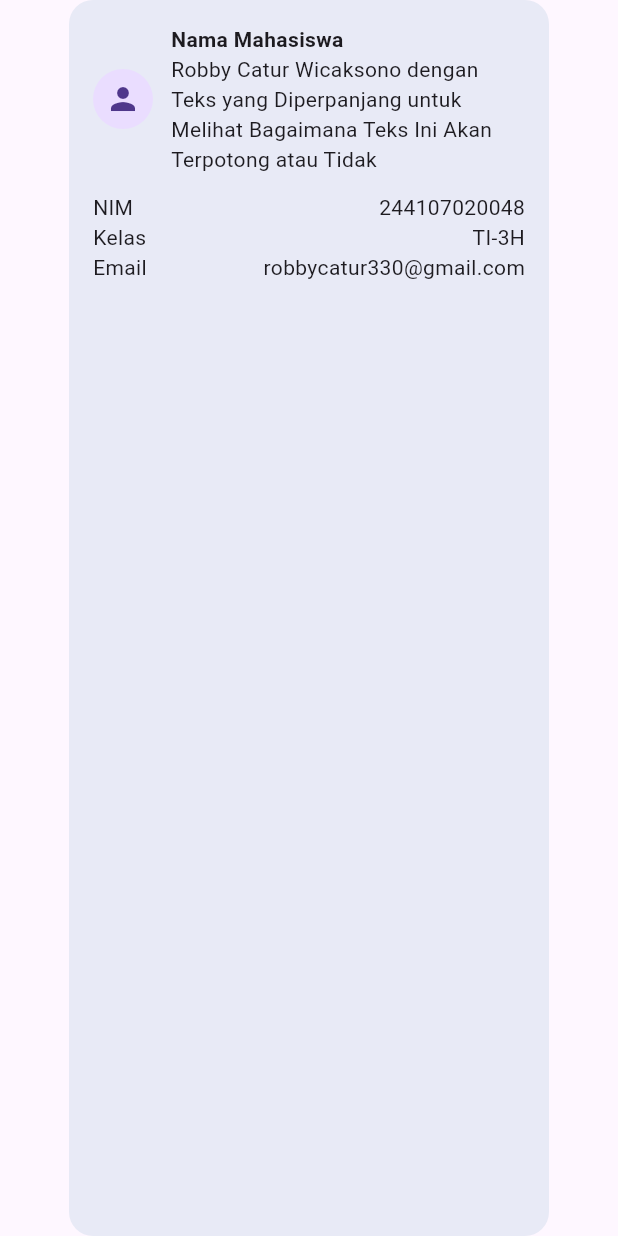
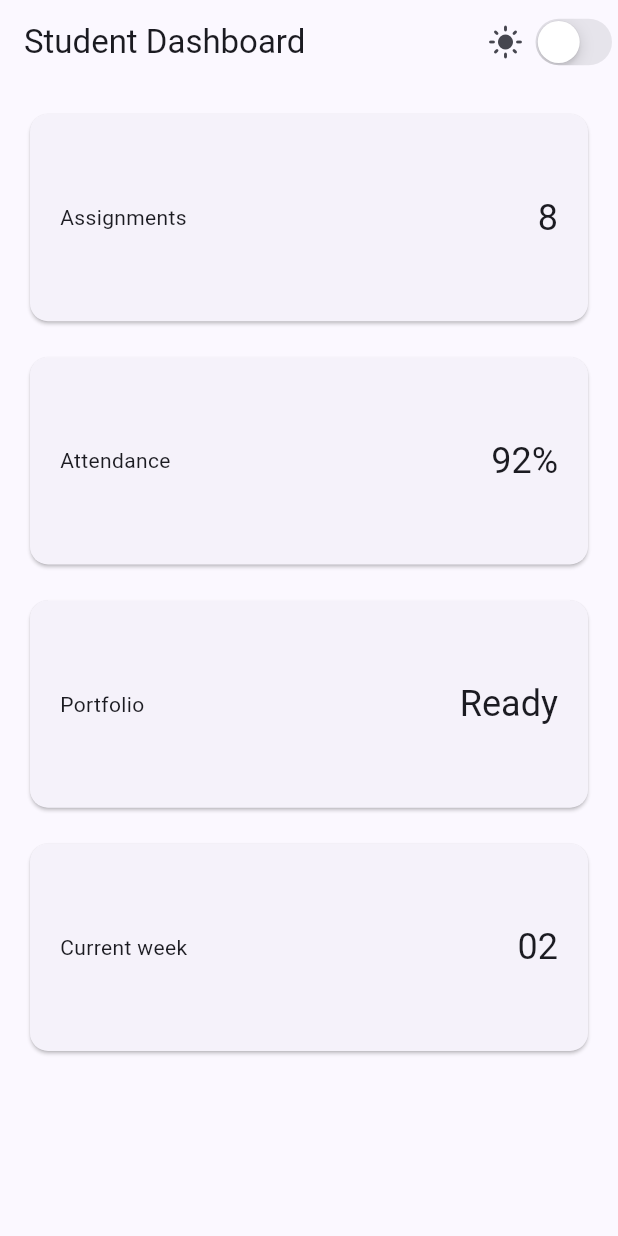
Before and after one commit to RobbyCatur/244107020048-mobile-course, a Flutter app: the screen it shows after launch, on a phone screen of 412 x 824 dp. Run offline on Flutter 3.47's test engine with Material 3 defaults, Android fonts, the phone set to English and light mode, and no system bars.

Commit message:
feat: add responsive dashboard practical using Material and Cupertino

```diff
--- a/02-week-2-declarative-ui-responsive-design/responsive_dashboard/lib/main.dart
+++ b/02-week-2-declarative-ui-responsive-design/responsive_dashboard/lib/main.dart
@@ -1,73 +1,96 @@
 import 'package:flutter/material.dart';
+import 'package:flutter/cupertino.dart';
 
-void main() => runApp(const ProfileApp());
+void main() => runApp(const DashboardApp());
 
-class ProfileApp extends StatelessWidget {
-  const ProfileApp({super.key});
+class DashboardApp extends StatefulWidget {
+  const DashboardApp({super.key});
+
+  @override
+  State<DashboardApp> createState() => _DashboardAppState();
+}
+
+class _DashboardAppState extends State<DashboardApp> {
+  bool isDark = false;
 
   @override
   Widget build(BuildContext context) {
-    return const MaterialApp(
+    return MaterialApp(
       debugShowCheckedModeBanner: false,
-      home: Scaffold(body: Center(child: ProfileCard())),
+      theme: ThemeData(useMaterial3: true, colorSchemeSeed: Colors.indigo),
+      darkTheme: ThemeData(useMaterial3: true, brightness: Brightness.dark, colorSchemeSeed: Colors.indigo),
+      themeMode: isDark ? ThemeMode.dark : ThemeMode.light,
+      home: DashboardPage(
+        isDark: isDark,
+        onDarkChanged: (value) => setState(() => isDark = value),
+      ),
     );
   }
 }
 
-class ProfileCard extends StatelessWidget {
-  const ProfileCard({super.key});
+class DashboardPage extends StatelessWidget {
+  const DashboardPage({
+    required this.isDark,
+    required this.onDarkChanged,
+    super.key,
+  });
+  final bool isDark;
+  final ValueChanged<bool> onDarkChanged;
 
   @override
   Widget build(BuildContext context) {
-    return Container(
-      width: 320,
-      padding: const EdgeInsets.all(16),
-      decoration: BoxDecoration(
-        color: Colors.indigo.shade50,
-        borderRadius: BorderRadius.circular(16),
-      ),
-      child: Column(
-        mainAxisSize: MainAxisSize.max,
-        children: [
+    return Scaffold(
+      appBar: AppBar(
+        title: const Text('Student Dashboard'),
+        actions: [
           Row(
             children: [
-              const CircleAvatar(child: Icon(Icons.person)),
-              const SizedBox(width: 12),
-              Expanded(
-                child: Column(
-                  crossAxisAlignment: CrossAxisAlignment.start,
-                  children: const [
-                    Text(
-                      'Nama Mahasiswa',
-                      style: TextStyle(fontWeight: FontWeight.bold),
-                    ),
-                    Text('Robby Catur Wicaksono dengan Teks yang Diperpanjang untuk Melihat Bagaimana Teks Ini Akan Terpotong atau Tidak'),
-                  ],
-                ),
+              Icon(isDark ? Icons.dark_mode : Icons.light_mode),
+              const SizedBox(width: 4),
+              CupertinoSwitch(
+                value: isDark,
+                onChanged: onDarkChanged,
               ),
+            ],)
+        ],
+        ),
+      body: LayoutBuilder(
+        builder: (context, constraints) {
+          final columns = constraints.maxWidth >= 700 ? 2 : 1;
+          return GridView.count(
+            padding: const EdgeInsets.all(16),
+            crossAxisCount: columns,
+            crossAxisSpacing: 16,
+            mainAxisSpacing: 16,
+            childAspectRatio: 2.6,
+            children: const [
+              DashboardCard(title: 'Assignments', value: '8'),
+              DashboardCard(title: 'Attendance', value: '92%'),
+              DashboardCard(title: 'Portfolio', value: 'Ready'),
+              DashboardCard(title: 'Current week', value: '02'),
             ],
-          ),
-          const SizedBox(height: 12),
-          const Row(
-            children: [
-              Expanded(child: Text('NIM')),
-              Text('244107020048'),
-            ],
-          ),
-          const Row(
-            children: [
-              Expanded(child: Text('Kelas')),
-              Text('TI-3H'),
-            ],
-          ),
-          const Row(
-            children: [
-              Expanded(child: Text('Email')),
-              Text('robbycatur330@gmail.com'),
-            ],
-          ),
-        ],
+          );
+        },
       ),
     );
   }
 }
+
+class DashboardCard extends StatelessWidget {
+  const DashboardCard({required this.title, required this.value, super.key});
+  final String title;
+  final String value;
+
+  @override
+  Widget build(BuildContext context) {
+    return Card(
+      child: Padding(
+        padding: const EdgeInsets.all(20),
+        child: Row(children: [
+          Expanded(child: Text(title)),
+          Text(value, style: Theme.of(context).textTheme.headlineSmall),
+        ]),
+      ),
+    );
+  }
+}
```
Also changed, not shown: 5 other files.
